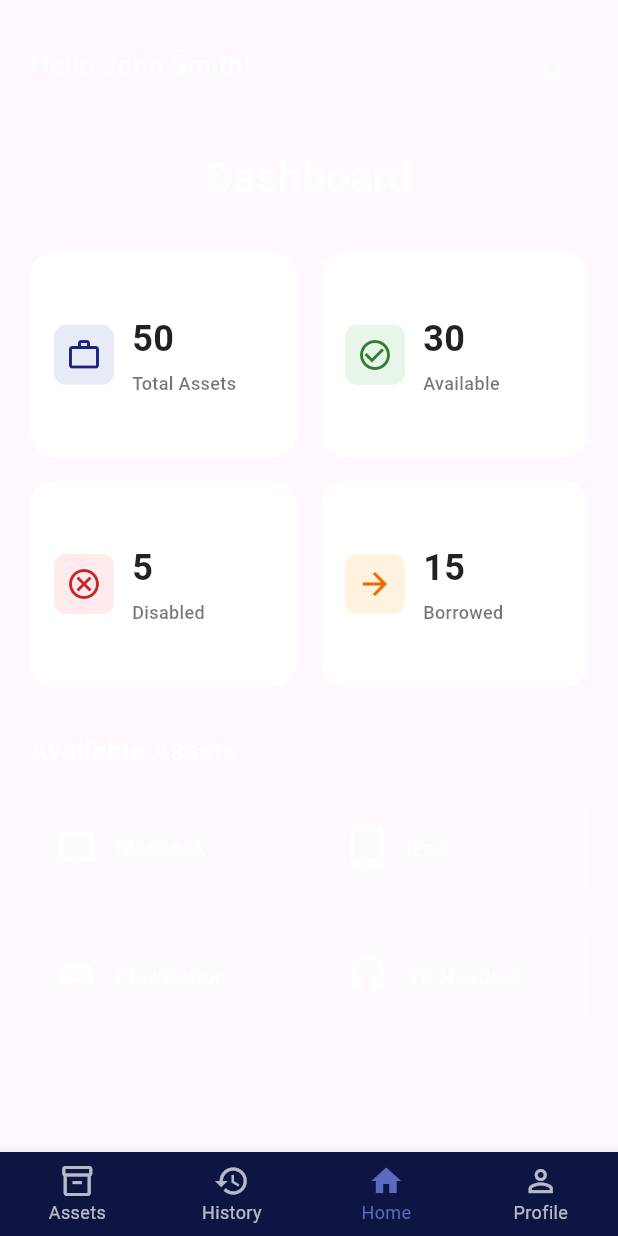
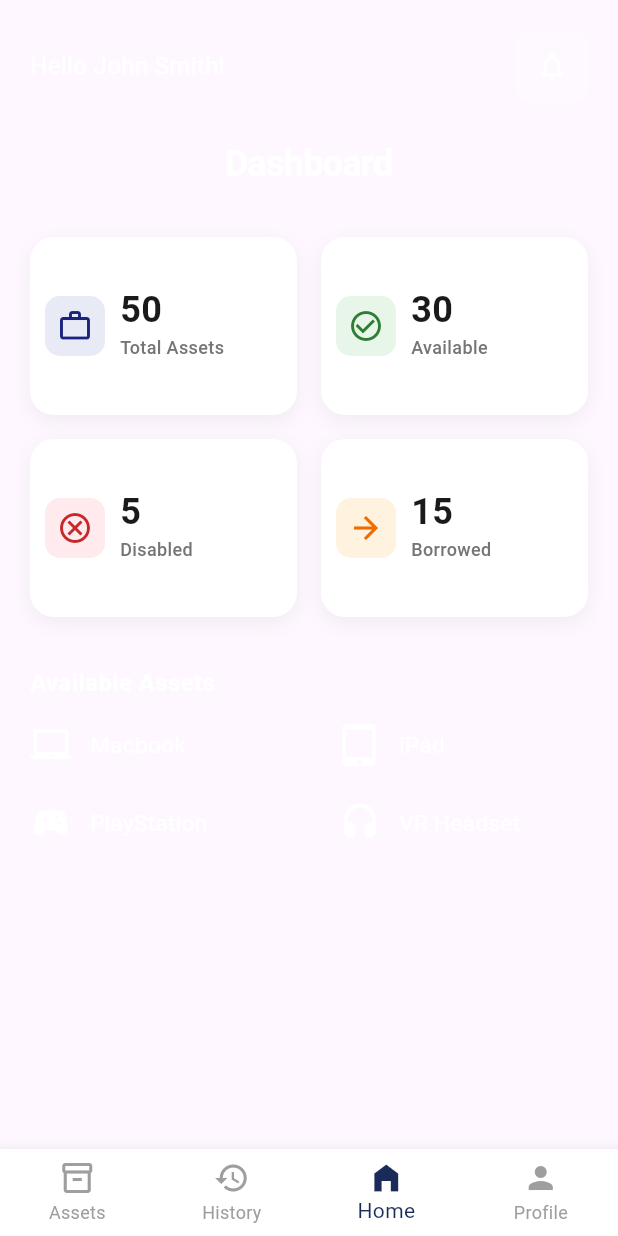
Before and after one commit to 6631501135MIN/asset_borrowing_system, a Flutter app: the DashboardScreen screen opened directly, on a phone screen of 412 x 824 dp. Run offline on Flutter 3.47's test engine with Material 3 defaults, Android fonts, the phone set to English and light mode, and no system bars.

Commit message:
dashboardfix1

```diff
--- a/lib/dashboard/screens/dashboard_screen.dart
+++ b/lib/dashboard/screens/dashboard_screen.dart
@@ -11,6 +11,12 @@ class DashboardScreen extends StatefulWidget {
 
 class _DashboardScreenState extends State<DashboardScreen> {
   int _selectedIndex = 2; // Home is selected by default
+
+  void _onItemTapped(int index) {
+    setState(() {
+      _selectedIndex = index;
+    });
+  }
 
   @override
   Widget build(BuildContext context) {
@@ -30,18 +36,25 @@ class _DashboardScreenState extends State<DashboardScreen> {
                       'Hello John Smith!',
                       style: TextStyle(
                         color: Colors.white,
-                        fontSize: 18,
-                        fontWeight: FontWeight.w500,
+                        fontSize: 16,
+                        fontWeight: FontWeight.w400,
                       ),
                     ),
-                    IconButton(
-                      icon: const Icon(Icons.notifications_outlined),
-                      color: Colors.white,
-                      onPressed: () {},
+                    Container(
+                      decoration: BoxDecoration(
+                        color: Colors.white.withOpacity(0.1),
+                        borderRadius: BorderRadius.circular(8),
+                      ),
+                      child: IconButton(
+                        icon: const Icon(Icons.notifications_outlined),
+                        color: Colors.white,
+                        iconSize: 22,
+                        onPressed: () {},
+                      ),
                     ),
                   ],
                 ),
-                const SizedBox(height: 30),
+                const SizedBox(height: 24),
 
                 // Dashboard Title
                 const Center(
@@ -49,12 +62,13 @@ class _DashboardScreenState extends State<DashboardScreen> {
                     'Dashboard',
                     style: TextStyle(
                       color: Colors.white,
-                      fontSize: 28,
+                      fontSize: 24,
                       fontWeight: FontWeight.bold,
+                      letterSpacing: -0.5,
                     ),
                   ),
                 ),
-                const SizedBox(height: 30),
+                const SizedBox(height: 32),
 
                 // Stat Cards Grid
                 GridView.count(
@@ -63,7 +77,7 @@ class _DashboardScreenState extends State<DashboardScreen> {
                   crossAxisCount: 2,
                   mainAxisSpacing: 16,
                   crossAxisSpacing: 16,
-                  childAspectRatio: 1.3,
+                  childAspectRatio: 1.5,
                   children: const [
                     StatCard(
                       icon: Icons.work_outline,
@@ -95,14 +109,14 @@ class _DashboardScreenState extends State<DashboardScreen> {
                     ),
                   ],
                 ),
-                const SizedBox(height: 30),
+                const SizedBox(height: 32),
 
                 // Available Assets Section
                 const Text(
                   'Available Assets',
                   style: TextStyle(
                     color: Colors.white,
-                    fontSize: 18,
+                    fontSize: 16,
                     fontWeight: FontWeight.w600,
                   ),
                 ),
@@ -119,7 +133,7 @@ class _DashboardScreenState extends State<DashboardScreen> {
                             label: 'Macbook',
                           ),
                         ),
-                        SizedBox(width: 16),
+                        SizedBox(width: 40),
                         Expanded(
                           child: AssetItem(
                             icon: Icons.tablet_mac,
@@ -128,7 +142,7 @@ class _DashboardScreenState extends State<DashboardScreen> {
                         ),
                       ],
                     ),
-                    SizedBox(height: 16),
+                    SizedBox(height: 24),
                     Row(
                       children: [
                         Expanded(
@@ -137,7 +151,7 @@ class _DashboardScreenState extends State<DashboardScreen> {
                             label: 'PlayStation',
                           ),
                         ),
-                        SizedBox(width: 16),
+                        SizedBox(width: 40),
                         Expanded(
                           child: AssetItem(
                             icon: Icons.headset,
@@ -148,41 +162,27 @@ class _DashboardScreenState extends State<DashboardScreen> {
                     ),
                   ],
                 ),
+                const SizedBox(height: 20),
               ],
             ),
           ),
         ),
       ),
       bottomNavigationBar: BottomNavigationBar(
+        type: BottomNavigationBarType.fixed,
+        backgroundColor: Colors.white,
+        selectedItemColor: const Color(0xFF1a2b5a),
+        unselectedItemColor: Colors.grey,
         currentIndex: _selectedIndex,
-        onTap: (index) {
-          setState(() {
-            _selectedIndex = index;
-          });
-        },
-        type: BottomNavigationBarType.fixed,
-        backgroundColor: const Color(0xFF0D1642),
-        selectedItemColor: const Color(0xFF5C6BC0),
-        unselectedItemColor: Colors.white70,
-        selectedFontSize: 12,
-        unselectedFontSize: 12,
+        onTap: _onItemTapped,
         items: const [
           BottomNavigationBarItem(
             icon: Icon(Icons.inventory_2_outlined),
             label: 'Assets',
           ),
-          BottomNavigationBarItem(
-            icon: Icon(Icons.history),
-            label: 'History',
-          ),
-          BottomNavigationBarItem(
-            icon: Icon(Icons.home),
-            label: 'Home',
-          ),
-          BottomNavigationBarItem(
-            icon: Icon(Icons.person_outline),
-            label: 'Profile',
-          ),
+          BottomNavigationBarItem(icon: Icon(Icons.history), label: 'History'),
+          BottomNavigationBarItem(icon: Icon(Icons.home_filled), label: 'Home'),
+          BottomNavigationBarItem(icon: Icon(Icons.person), label: 'Profile'),
         ],
       ),
     );
--- a/lib/dashboard/widgets/asset_item.dart
+++ b/lib/dashboard/widgets/asset_item.dart
@@ -12,17 +12,7 @@ class AssetItem extends StatelessWidget {
 
   @override
   Widget build(BuildContext context) {
-    return Container(
-      padding: const EdgeInsets.symmetric(horizontal: 16, vertical: 20),
-      decoration: BoxDecoration(
-        color: Colors.white.withOpacity(0.1),
-        borderRadius: BorderRadius.circular(12),
-        border: Border.all(
-          color: Colors.white.withOpacity(0.2),
-          width: 1,
-        ),
-      ),
-      child: Row(
+    return Row(
       children: [
         Icon(
           icon,
@@ -30,19 +20,15 @@ class AssetItem extends StatelessWidget {
           size: 28,
         ),
         const SizedBox(width: 12),
-          Expanded(
-            child: Text(
+        Text(
           label,
           style: const TextStyle(
             color: Colors.white,
-                fontSize: 14,
-                fontWeight: FontWeight.w500,
-              ),
-              overflow: TextOverflow.ellipsis,
+            fontSize: 15,
+            fontWeight: FontWeight.w400,
           ),
         ),
       ],
-      ),
     );
   }
 }
--- a/lib/dashboard/widgets/stat_card.dart
+++ b/lib/dashboard/widgets/stat_card.dart
@@ -19,20 +19,26 @@ class StatCard extends StatelessWidget {
   @override
   Widget build(BuildContext context) {
     return Container(
-      padding: const EdgeInsets.all(16),
+      padding: const EdgeInsets.symmetric(horizontal: 10, vertical: 10),
       decoration: BoxDecoration(
         color: Colors.white,
         borderRadius: BorderRadius.circular(16),
+        boxShadow: [
+          BoxShadow(
+            color: Colors.black.withOpacity(0.05),
+            blurRadius: 10,
+            offset: const Offset(0, 4),
+          ),
+        ],
       ),
       child: Row(
-        mainAxisAlignment: MainAxisAlignment.spaceBetween,
         crossAxisAlignment: CrossAxisAlignment.center,
         children: [
           Container(
             padding: const EdgeInsets.all(8),
             decoration: BoxDecoration(
               color: iconBackground,
-              borderRadius: BorderRadius.circular(8),
+              borderRadius: BorderRadius.circular(10),
             ),
             child: Icon(
               icon,
@@ -40,32 +46,29 @@ class StatCard extends StatelessWidget {
               size: 24,
             ),
           ),
-          const SizedBox(width: 12),
+          const SizedBox(width: 10),
           Expanded(
             child: Column(
-              mainAxisAlignment: MainAxisAlignment.center,
               crossAxisAlignment: CrossAxisAlignment.start,
               mainAxisSize: MainAxisSize.min,
               children: [
                 Text(
                   value,
                   style: const TextStyle(
-                    color: Colors.black87,
+                    color: Color(0xFF1A1A1A),
                     fontSize: 24,
                     fontWeight: FontWeight.bold,
+                    height: 1.0,
                   ),
-                  overflow: TextOverflow.ellipsis,
                 ),
                 const SizedBox(height: 4),
                 Text(
                   label,
                   style: const TextStyle(
-                    color: Colors.black54,
+                    color: Color(0xFF757575),
                     fontSize: 12,
                     fontWeight: FontWeight.w500,
                   ),
-                  overflow: TextOverflow.ellipsis,
-                  maxLines: 1,
                 ),
               ],
             ),
```
Lines whose indentation alone changed are shown as unchanged.
